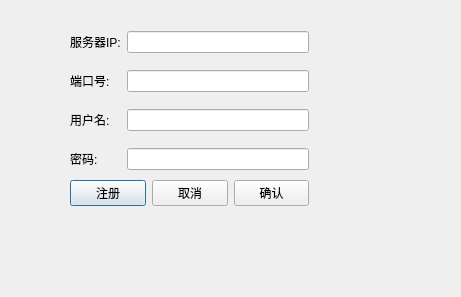
This is logindialog.ui in Vic-ld/chatClientLD as Qt 5 draws it before an edit. The edited form follows.
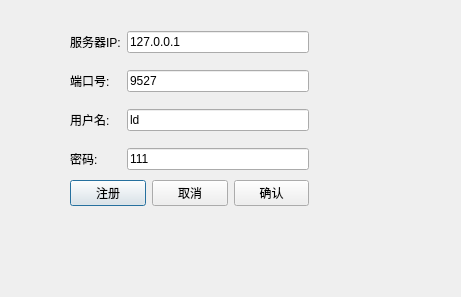
This is the edited form.

Diff of the .ui file:
```diff
--- a/logindialog.ui
+++ b/logindialog.ui
@@ -24,10 +24,18 @@
    </property>
    <layout class="QGridLayout" name="gridLayout">
     <item row="0" column="1">
-     <widget class="QLineEdit" name="ipLine"/>
+     <widget class="QLineEdit" name="ipLine">
+      <property name="text">
+       <string>127.0.0.1</string>
+      </property>
+     </widget>
     </item>
     <item row="1" column="1">
-     <widget class="QLineEdit" name="portLine"/>
+     <widget class="QLineEdit" name="portLine">
+      <property name="text">
+       <string>9527</string>
+      </property>
+     </widget>
     </item>
     <item row="2" column="0">
      <widget class="QLabel" name="label_3">
@@ -37,7 +45,11 @@
      </widget>
     </item>
     <item row="2" column="1">
-     <widget class="QLineEdit" name="uNameLine"/>
+     <widget class="QLineEdit" name="uNameLine">
+      <property name="text">
+       <string>ld</string>
+      </property>
+     </widget>
     </item>
     <item row="0" column="0">
      <widget class="QLabel" name="label">
@@ -54,7 +66,11 @@
      </widget>
     </item>
     <item row="3" column="1">
-     <widget class="QLineEdit" name="pwdLine"/>
+     <widget class="QLineEdit" name="pwdLine">
+      <property name="text">
+       <string>111</string>
+      </property>
+     </widget>
     </item>
     <item row="1" column="0">
      <widget class="QLabel" name="label_2">
@@ -65,7 +81,7 @@
     </item>
    </layout>
   </widget>
-  <widget class="QWidget" name="">
+  <widget class="QWidget" name="layoutWidget">
    <property name="geometry">
     <rect>
      <x>70</x>
```
